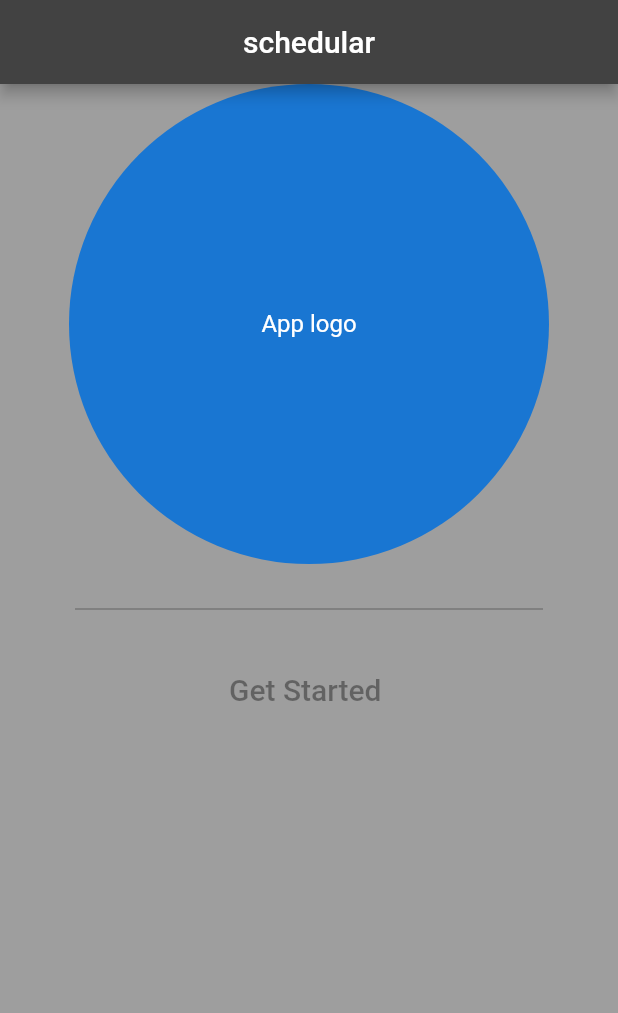
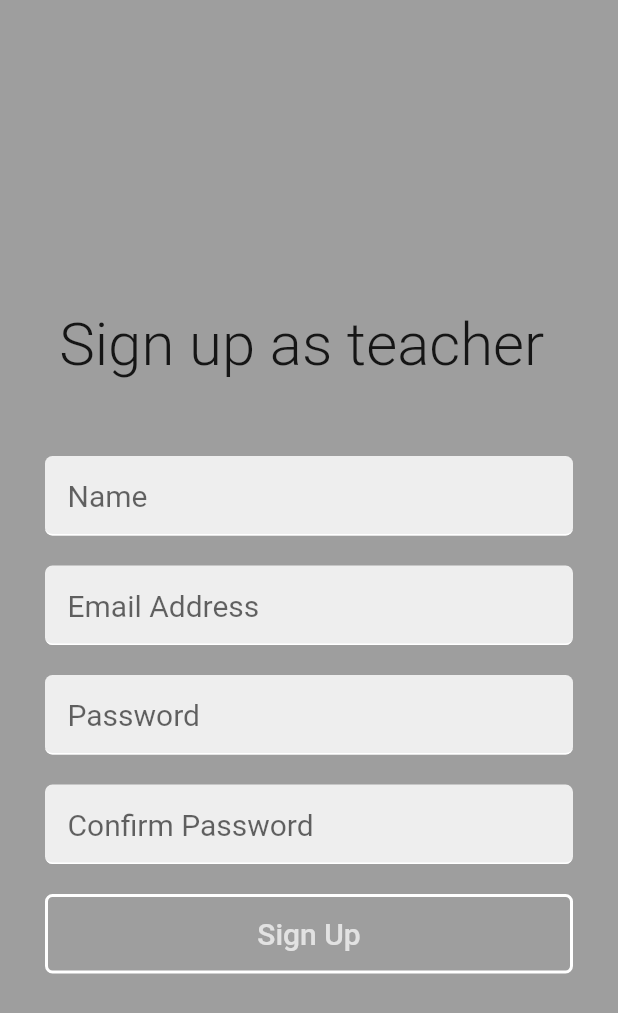
Before and after one commit to rishabhpro/schedular, a Flutter app: the screen it shows after launch, on a phone screen of 412 x 824 dp. Shown: the top 1013 px of the screen. Run offline on Flutter 3.47's test engine with Material 2 defaults, Android fonts, the phone set to English and light mode, and no system bars.

Commit message:
Added Signup Page for both student and teacher

```diff
--- a/lib/main.dart
+++ b/lib/main.dart
@@ -1,8 +1,10 @@
 import 'package:flutter/material.dart';
-import 'package:schedular/pages/LandingPage.dart';
+import 'package:schedular/screens/LandingPage.dart';
+import 'package:schedular/screens/Teacher_signUp.dart';
+import 'package:schedular/screens/Student_signup.dart';
 
 void main() {
   runApp(MaterialApp(
-    home:LandingPage(),
+    home:Tsp(),
   ));
 }
--- a/lib/pages/LandingPage.dart
+++ b/lib/screens/LandingPage.dart
@@ -32,7 +32,7 @@ class LandingPage extends StatelessWidget {
                   child: Text(
                     "Get Started ",
                     style: TextStyle(
-                      fontSize: 20.0,
+                      fontSize: 30.0,
 
                     ),
                   ),
--- /dev/null
+++ b/lib/screens/Teacher_signUp.dart
@@ -0,0 +1,147 @@
+import 'package:flutter/material.dart';
+class Tsp extends StatelessWidget {
+  @override
+  Widget build(BuildContext context) {
+    return Scaffold(
+
+      //resizeToAvoidBottomPadding: false,
+      body: LayoutBuilder(
+        builder: (BuildContext context,BoxConstraints viewportConstraints){
+          return  Container(
+            padding: const EdgeInsets.all(15),
+            color: Colors.grey[500],
+            width: double.infinity,
+            child: SingleChildScrollView(
+              child: ConstrainedBox(
+                constraints: BoxConstraints(
+                  minHeight: viewportConstraints.maxHeight,
+                ),
+                child: Column(
+                  mainAxisAlignment: MainAxisAlignment.center,
+                  crossAxisAlignment: CrossAxisAlignment.stretch,
+                  children: <Widget>[
+                    Align(
+                      child: SafeArea(
+                        left: true,
+                        bottom: true,
+                        right: true,
+                        top: true,
+                        minimum: const EdgeInsets.all(16.0),
+                        child: Text(
+                          'Sign up as teacher ',
+                          style: TextStyle(
+                            fontSize: 40,
+                            color: Colors.grey[550],
+                            fontWeight: FontWeight.w300,
+                          ),
+                        ),
+                      ),
+                    ),
+                    SizedBox(height: 20,),
+                    Container(
+                      padding: const EdgeInsets.all(15),
+                      color: Colors.grey[500],
+                      width: double.infinity,
+                      child: Column(
+                        mainAxisAlignment: MainAxisAlignment.center,
+                        crossAxisAlignment: CrossAxisAlignment.stretch,
+                        children: <Widget>[
+                          TextField(
+                            style: TextStyle(fontSize: 20 , color: Colors.black38),
+                            decoration: InputDecoration(
+                              filled: true,
+                              fillColor: Colors.grey[200],
+                              hintText: 'Name',
+                              contentPadding: const EdgeInsets.all(15),
+                              focusedBorder: OutlineInputBorder(
+                                borderSide: BorderSide(color: Colors.white),
+                                borderRadius: BorderRadius.circular(5),
+                              ),
+                              enabledBorder: UnderlineInputBorder(
+                                borderSide: BorderSide(color: Colors.white),
+                                borderRadius: BorderRadius.circular(5),
+                              ),
+                            ),
+                          ),
+                          SizedBox(height: 20,),
+                          TextField(
+                            style: TextStyle(fontSize: 20 , color: Colors.black38),
+                            decoration: InputDecoration(
+                              filled: true,
+                              fillColor: Colors.grey[200],
+                              hintText: 'Email Address',
+                              contentPadding: const EdgeInsets.all(15),
+                              focusedBorder: OutlineInputBorder(
+                                borderSide: BorderSide(color: Colors.white),
+                                borderRadius: BorderRadius.circular(5),
+                              ),
+                              enabledBorder: UnderlineInputBorder(
+                                borderSide: BorderSide(color: Colors.white),
+                                borderRadius: BorderRadius.circular(5),
+                              ),
+                            ),
+                          ),
+                          SizedBox(height: 20,),
+                          TextField(
+                            obscureText: true,
+                            style: TextStyle(fontSize: 20 , color: Colors.black38),
+                            decoration: InputDecoration(
+                              filled: true,
+                              fillColor: Colors.grey[200],
+                              hintText: 'Password',
+                              contentPadding: const EdgeInsets.all(15),
+                              focusedBorder: OutlineInputBorder(
+                                borderSide: BorderSide(color: Colors.white),
+                                borderRadius: BorderRadius.circular(5),
+                              ),
+                              enabledBorder: UnderlineInputBorder(
+                                borderSide: BorderSide(color: Colors.white),
+                                borderRadius: BorderRadius.circular(5),
+                              ),
+                            ),
+                          ),
+                          SizedBox(height: 20,),
+                          TextField(
+                            obscureText: true,
+                            style: TextStyle(fontSize: 20 , color: Colors.black38),
+                            decoration: InputDecoration(
+                              filled: true,
+                              fillColor: Colors.grey[200],
+                              hintText: 'Confirm Password',
+                              contentPadding: const EdgeInsets.all(15),
+                              focusedBorder: OutlineInputBorder(
+                                borderSide: BorderSide(color: Colors.white),
+                                borderRadius: BorderRadius.circular(5),
+                              ),
+                              enabledBorder: UnderlineInputBorder(
+                                borderSide: BorderSide(color: Colors.white),
+                                borderRadius: BorderRadius.circular(5),
+                              ),
+                            ),
+                          ),
+                          SizedBox(height: 20,),
+                          FlatButton(
+                            child: Text('Sign Up',style: TextStyle(fontSize: 20),),
+                            shape: OutlineInputBorder(
+                              borderSide: BorderSide(color: Colors.white,width: 2),
+                              borderRadius: BorderRadius.circular(5),
+                            ),
+                            padding: const EdgeInsets.all(15),
+                            textColor: Colors.white70,
+                            onPressed: null,
+                          ),
+                        ],
+                      ),
+                    ),
+                  ],
+                ),
+              ),
+            ),
+          );
+        }
+      ),
+
+
+    );
+  }
+}
```
Also changed, not shown: lib/screens/Student_signup.dart (added, +224 -0 lines).
